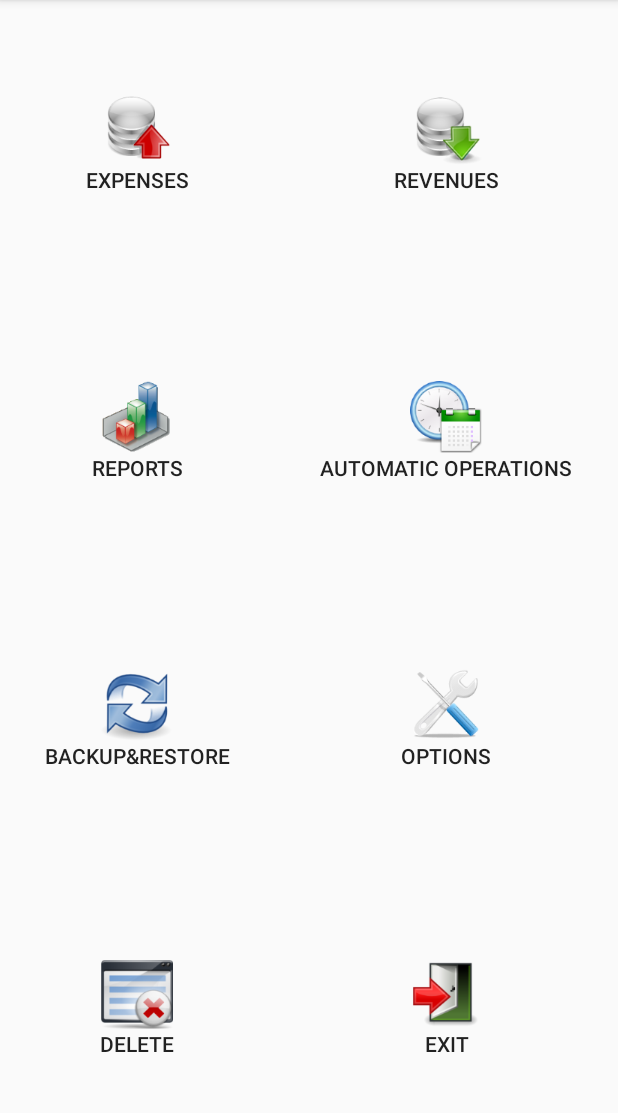
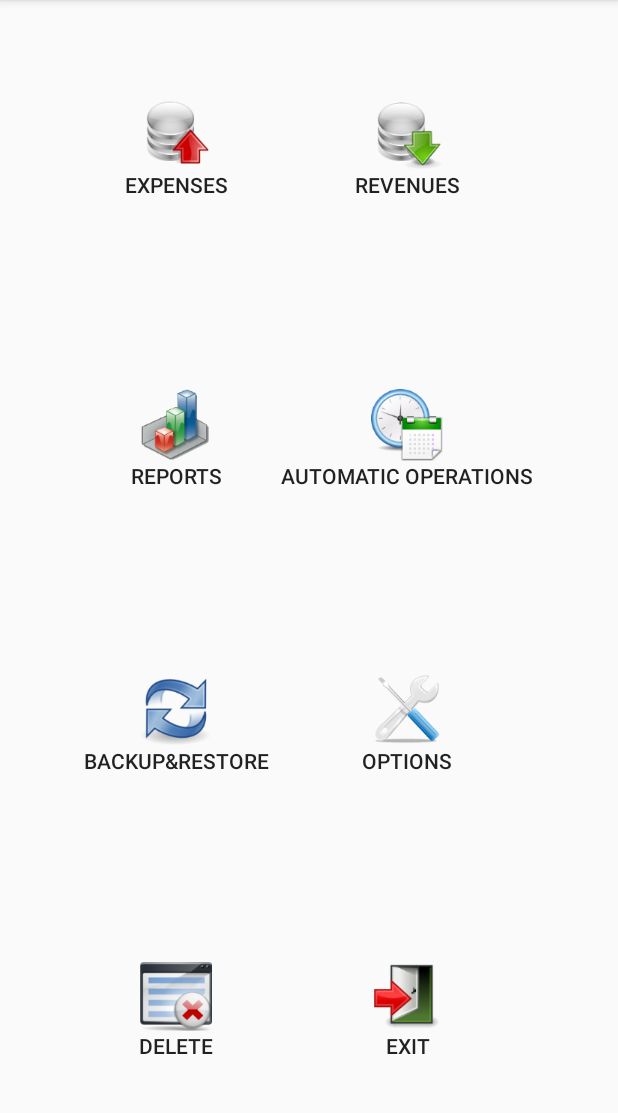
Before and after one commit to Auwia/PersoMy, an Android app: the screen it shows after launch (MainActivity), on a phone screen of 412 x 824 dp, the part 84-1197 px from its top. Run offline under Robolectric (Android 15) with nearby library versions, the phone set to English and light mode, and no system bars; libraries missing offline, so code that uses them is left out: com.google.android.play; 2 statements that could not run were skipped.

Commit message:
other fixes

```diff
--- a/build.gradle
+++ b/build.gradle
@@ -26,8 +26,8 @@ android {
         applicationId "com.app.persomy.v4"
         minSdkVersion 21
         targetSdkVersion 35
-        versionCode 300120
-        versionName "3.1.20"
+        versionCode 300123
+        versionName "3.1.23"
     }
 
     configurations.configureEach {
--- a/src/main/java/com/app/persomy/v4/MainActivity.java
+++ b/src/main/java/com/app/persomy/v4/MainActivity.java
@@ -809,7 +809,7 @@ public class MainActivity extends AppCompatActivity {
 
         descrizioneSpesa = findViewById(R.id.descrizioneSpesa);
         all = findViewById(R.id.selectAll);
-        if (all.isChecked()) {
+        if (all.isChecked() && descrizioneSpesa.getSelectedItem() != null) {
             cur = database.query(
                     "MONEY a INNER JOIN VARIE B ON (a.DESCRIZIONE=b.CONT)",
                     new String[]{"a.DATA", "b.DESCRIZIONE", "a.prezzo",
--- a/src/main/res/layout/activity_main.xml
+++ b/src/main/res/layout/activity_main.xml
@@ -2,24 +2,28 @@
     android:id="@+id/contentPane"
     android:layout_width="match_parent"
     android:layout_height="match_parent"
+    android:gravity="top"
     android:orientation="vertical">
 
     <TableRow
         android:id="@+id/widget33"
         android:layout_width="match_parent"
         android:layout_height="0dp"
-        android:layout_weight="25"
-        android:gravity="center">
+        android:layout_weight="1"
+        android:gravity="center"
+        android:paddingTop="4dp"
+        android:paddingBottom="4dp">
+
 
         <Button
             android:id="@+id/usciteBtn"
             android:layout_width="wrap_content"
             android:layout_height="wrap_content"
-            android:layout_weight="50"
             android:background="@android:color/transparent"
-            android:contentDescription="@string/dataCalendario"
+            android:contentDescription="@string/uscite_description"
             android:drawableTop="@drawable/uscite"
             android:gravity="center"
+            android:padding="4dp"
             android:text="@string/menu_uscite"
             android:textSize="14sp" />
 
@@ -27,11 +31,11 @@
             android:id="@+id/entrateBtn"
             android:layout_width="wrap_content"
             android:layout_height="wrap_content"
-            android:layout_weight="50"
             android:background="@android:color/transparent"
-            android:contentDescription="@string/dataCalendario"
+            android:contentDescription="@string/entrate_description"
             android:drawableTop="@drawable/entrate"
             android:gravity="center"
+            android:padding="4dp"
             android:text="@string/menu_entrate"
             android:textSize="14sp" />
 
@@ -41,18 +45,18 @@
         android:id="@+id/widget133"
         android:layout_width="match_parent"
         android:layout_height="0dp"
-        android:layout_weight="25"
+        android:layout_weight="1"
         android:gravity="center">
 
         <Button
             android:id="@+id/reportBtn"
             android:layout_width="wrap_content"
             android:layout_height="wrap_content"
-            android:layout_weight="50"
             android:background="@android:color/transparent"
-            android:contentDescription="@string/dataCalendario"
+            android:contentDescription="@string/report_description"
             android:drawableTop="@drawable/report"
             android:gravity="center"
+            android:padding="4dp"
             android:text="@string/menu_report"
             android:textSize="14sp" />
 
@@ -60,11 +64,11 @@
             android:id="@+id/automaticheBtn"
             android:layout_width="wrap_content"
             android:layout_height="wrap_content"
-            android:layout_weight="50"
             android:background="@android:color/transparent"
-            android:contentDescription="@string/dataCalendario"
+            android:contentDescription="@string/operazioni_automatiche_description"
             android:drawableTop="@drawable/operazioniautomatiche"
             android:gravity="center"
+            android:padding="4dp"
             android:text="@string/menu_operazioni_automatiche"
             android:textSize="14sp" />
 
@@ -74,19 +78,19 @@
         android:id="@+id/widget136"
         android:layout_width="match_parent"
         android:layout_height="0dp"
-        android:layout_weight="25"
+        android:layout_weight="1"
         android:gravity="center">
 
         <Button
             android:id="@+id/backupBtn"
             android:layout_width="wrap_content"
             android:layout_height="wrap_content"
-            android:layout_weight="50"
             android:background="@android:color/transparent"
-            android:contentDescription="@string/dataCalendario"
+            android:contentDescription="@string/backup_description"
             android:drawableTop="@drawable/backup"
             android:gravity="center"
             android:onClick="onBackupBtnPress"
+            android:padding="4dp"
             android:text="@string/menu_file_backup"
             android:textSize="14sp" />
 
@@ -94,12 +98,12 @@
             android:id="@+id/optionsBtn"
             android:layout_width="wrap_content"
             android:layout_height="wrap_content"
-            android:layout_weight="50"
             android:background="@android:color/transparent"
-            android:contentDescription="@string/dataCalendario"
+            android:contentDescription="@string/opzioni_description"
             android:drawableTop="@drawable/opzioni"
             android:gravity="center"
             android:onClick="onOptionsBtnPress"
+            android:padding="4dp"
             android:text="@string/menu_opzioni"
             android:textSize="14sp" />
 
@@ -109,19 +113,19 @@
         android:id="@+id/widget137"
         android:layout_width="match_parent"
         android:layout_height="0dp"
-        android:layout_weight="25"
+        android:layout_weight="1"
         android:gravity="center">
 
         <Button
             android:id="@+id/eliminaBtn"
             android:layout_width="wrap_content"
             android:layout_height="wrap_content"
-            android:layout_weight="50"
             android:background="@android:color/transparent"
-            android:contentDescription="@string/dataCalendario"
+            android:contentDescription="@string/elimina_description"
             android:drawableTop="@drawable/deleteform"
             android:gravity="center"
             android:onClick="onEliminaBtnPress"
+            android:padding="4dp"
             android:text="@string/menu_elimina"
             android:textSize="14sp" />
 
@@ -129,12 +133,12 @@
             android:id="@+id/exitBtn"
             android:layout_width="wrap_content"
             android:layout_height="wrap_content"
-            android:layout_weight="50"
             android:background="@android:color/transparent"
-            android:contentDescription="@string/dataCalendario"
+            android:contentDescription="@string/exit_description"
             android:drawableTop="@drawable/exit"
             android:gravity="center"
             android:onClick="onExitBtnPress"
+            android:padding="4dp"
             android:text="@string/menu_exit"
             android:textSize="14sp" />
 
--- a/src/main/res/layout/activity_opzioni.xml
+++ b/src/main/res/layout/activity_opzioni.xml
@@ -8,14 +8,14 @@
     <androidx.appcompat.widget.SwitchCompat
         android:id="@+id/password"
         android:layout_width="wrap_content"
-        android:layout_height="wrap_content"
+        android:layout_height="48dp"
         android:contentDescription="@string/passwordOption"
         android:text="@string/password" />
 
     <androidx.appcompat.widget.SwitchCompat
         android:id="@+id/update"
         android:layout_width="wrap_content"
-        android:layout_height="wrap_content"
+        android:layout_height="48dp"
         android:contentDescription="@string/update"
         android:text="@string/update" />
 
--- a/src/main/res/layout/dialog_password.xml
+++ b/src/main/res/layout/dialog_password.xml
@@ -16,7 +16,7 @@
     <EditText
         android:id="@+id/EditText_Pwd1"
         android:layout_width="match_parent"
-        android:layout_height="wrap_content"
+        android:layout_height="48dp"
         android:contentDescription="@string/enter_password_description"
         android:inputType="textPassword" />
 
@@ -24,15 +24,15 @@
         android:id="@+id/TextView_Pwd2"
         android:layout_width="wrap_content"
         android:layout_height="wrap_content"
+        android:contentDescription="@string/passwordVerifyDesc"
         android:labelFor="@id/EditText_Pwd2"
         android:text="@string/settings_password2"
-        android:contentDescription="@string/passwordVerifyDesc"
         android:textStyle="bold" />
 
     <EditText
         android:id="@+id/EditText_Pwd2"
         android:layout_width="match_parent"
-        android:layout_height="wrap_content"
+        android:layout_height="48dp"
         android:contentDescription="@string/passwordVerifyDesc"
         android:inputType="textPassword" />
 
--- a/src/main/res/values/dimens.xml
+++ b/src/main/res/values/dimens.xml
@@ -3,5 +3,5 @@
     <!-- Default screen margins, per the Android Design guidelines. -->
     <dimen name="activity_horizontal_margin">16dp</dimen>
     <dimen name="activity_vertical_margin">16dp</dimen>
-
+    <dimen name="text_padding">8dp</dimen>
 </resources>
--- a/src/main/res/values/strings.xml
+++ b/src/main/res/values/strings.xml
@@ -132,4 +132,12 @@
     <string name="currency">€</string>
     <string name="oraCalendario">Icon to be clicked to set the exact time of the financial operation.</string>
     <string name="eliminaSpesa">Please select a description for the out/in coming.</string>
+    <string name="uscite_description">By clicking here you can insert your expenses (outcome).</string>
+    <string name="entrate_description">"By clicking here you can insert your revenues (income). "</string>
+    <string name="report_description">By clicking here you can choice between different reports.</string>
+    <string name="operazioni_automatiche_description">By clicking here you can configure your fixed incomes or outocomes. Examples: rent, loan, etc..</string>
+    <string name="backup_description">By clicking here you can create a backup or restore it.</string>
+    <string name="opzioni_description">Here you can set some options, like automatic update or set a password to access the app.</string>
+    <string name="elimina_description">Here you can fully delete an item, but please be aware if you have no backup, you cannot revert back.</string>
+    <string name="exit_description">Click here to quit the app.</string>
 </resources>
--- a/src/main/res/values/styles.xml
+++ b/src/main/res/values/styles.xml
@@ -5,7 +5,7 @@
         AppBaseTheme from BOTH res/values/styles.xml and
         res/values-v11/styles.xml on API 14+ devices.
     -->
-    <style name="AppBaseTheme" parent="android:Theme.Holo.Light.DarkActionBar">
+    <style name="AppBaseTheme" parent="Theme.AppCompat.Light.DarkActionBar">
         <!-- API 14 theme customizations can go here. -->
     </style>
 
```
Also changed, not shown: src/main/res/layout/activity_anno.xml (+70 -46 lines), src/main/res/layout/activity_voce.xml (+14 -15 lines), src/main/res/layout/custom_grid_view.xml (+6 -6 lines), src/main/res/layout/spinner_custom_varie.xml (+10 -7 lines), 3 other files.
